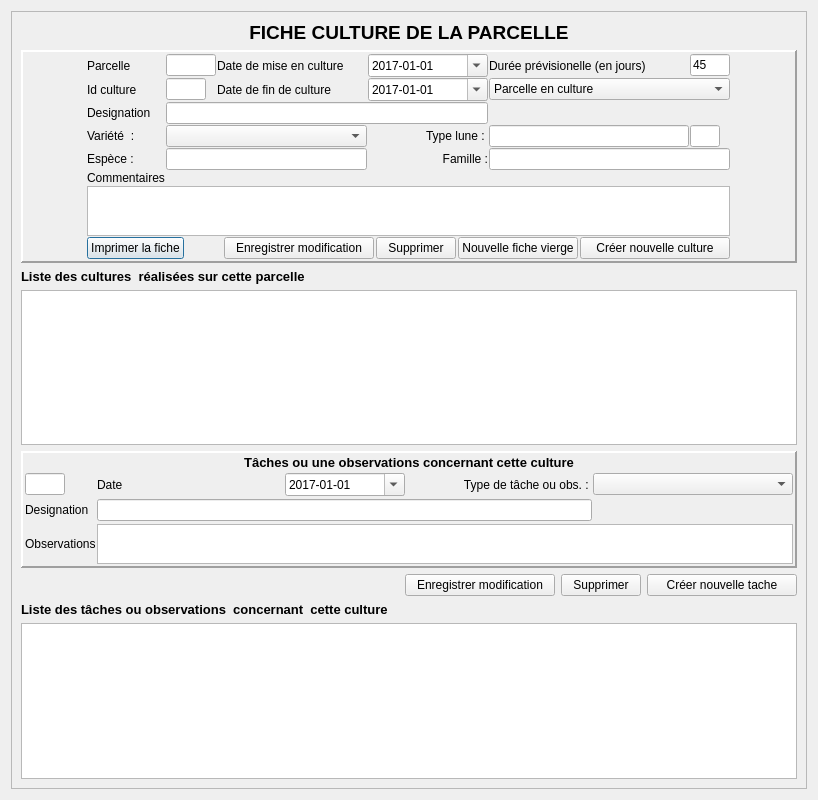
This is database.ui in Znephf/libreJardin as Qt 5 draws it before an edit. The edited form follows.
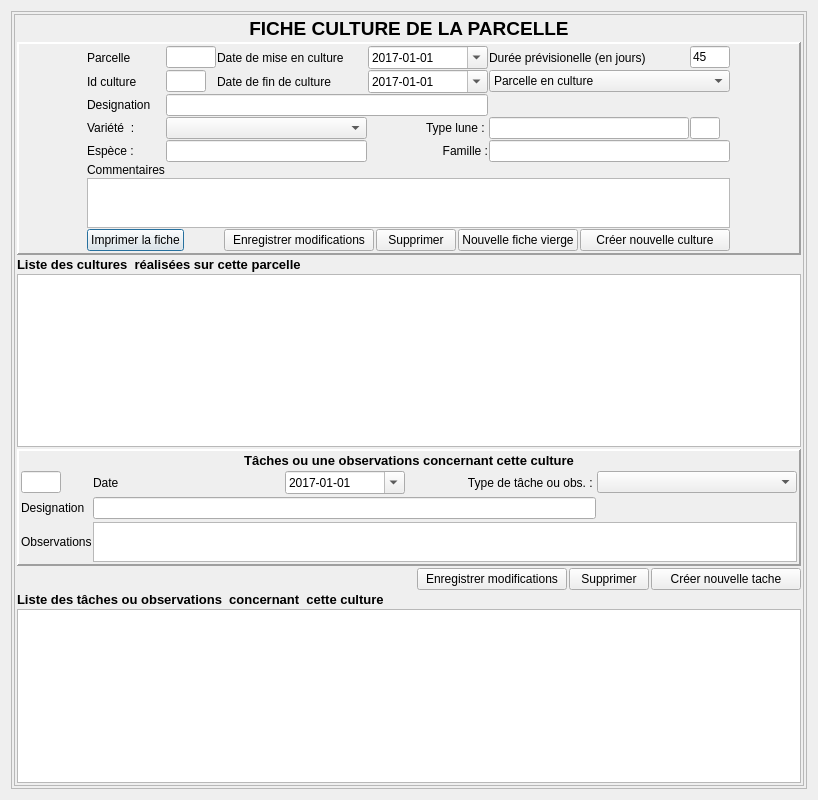
This is the edited form. Icons and pictures are not drawn.

What changed in the file:
```diff
--- a/database.ui
+++ b/database.ui
@@ -12,8 +12,8 @@
   </property>
   <property name="minimumSize">
    <size>
-    <width>0</width>
-    <height>800</height>
+    <width>800</width>
+    <height>600</height>
    </size>
   </property>
   <property name="maximumSize">
@@ -34,6 +34,36 @@
   </property>
   <layout class="QVBoxLayout" name="verticalLayout">
    <item>
+    <widget class="QScrollArea" name="scrollArea">
+     <property name="widgetResizable">
+      <bool>true</bool>
+     </property>
+     <widget class="QWidget" name="scrollAreaWidgetContents">
+      <property name="geometry">
+       <rect>
+        <x>0</x>
+        <y>0</y>
+        <width>798</width>
+        <height>780</height>
+       </rect>
+      </property>
+      <layout class="QHBoxLayout" name="horizontalLayout_3">
+       <property name="spacing">
+        <number>2</number>
+       </property>
+       <property name="leftMargin">
+        <number>2</number>
+       </property>
+       <property name="topMargin">
+        <number>2</number>
+       </property>
+       <property name="rightMargin">
+        <number>2</number>
+       </property>
+       <property name="bottomMargin">
+        <number>2</number>
+       </property>
+       <item>
     <widget class="QFrame" name="frame">
      <property name="maximumSize">
       <size>
@@ -48,6 +78,21 @@
       <enum>QFrame::Raised</enum>
      </property>
      <layout class="QVBoxLayout" name="verticalLayout_6">
+          <property name="spacing">
+           <number>2</number>
+          </property>
+          <property name="leftMargin">
+           <number>2</number>
+          </property>
+          <property name="topMargin">
+           <number>2</number>
+          </property>
+          <property name="rightMargin">
+           <number>2</number>
+          </property>
+          <property name="bottomMargin">
+           <number>2</number>
+          </property>
       <item>
        <layout class="QVBoxLayout" name="verticalLayout_5">
         <item>
@@ -443,7 +488,7 @@
                   </size>
                  </property>
                  <property name="text">
-                  <string>Enregistrer modification</string>
+                      <string>Enregistrer modifications</string>
                  </property>
                 </widget>
                </item>
@@ -511,6 +556,12 @@
           </item>
           <item>
            <widget class="QTableView" name="tableViewCultures">
+                <property name="minimumSize">
+                 <size>
+                  <width>0</width>
+                  <height>130</height>
+                 </size>
+                </property>
             <property name="maximumSize">
              <size>
               <width>16777215</width>
@@ -733,7 +784,7 @@
                </size>
               </property>
               <property name="text">
-               <string>Enregistrer modification</string>
+                   <string>Enregistrer modifications</string>
               </property>
              </widget>
             </item>
@@ -791,6 +842,12 @@
           </item>
           <item>
            <widget class="QTableView" name="tableView_taches">
+                <property name="minimumSize">
+                 <size>
+                  <width>0</width>
+                  <height>130</height>
+                 </size>
+                </property>
             <property name="maximumSize">
              <size>
               <width>16777215</width>
@@ -808,6 +865,10 @@
    </item>
   </layout>
  </widget>
+    </widget>
+   </item>
+  </layout>
+ </widget>
  <resources>
   <include location="supervision.qrc"/>
  </resources>
```
Left out of the diff: 4 changed lines with no effect on the pictures. Lines whose indentation alone changed are shown as unchanged.
